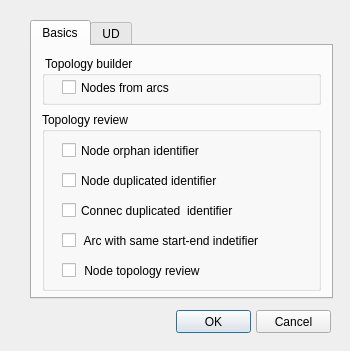
Giswater/giswater_qgis_plugin, file ui/topology_tools.ui: the form before one commit.
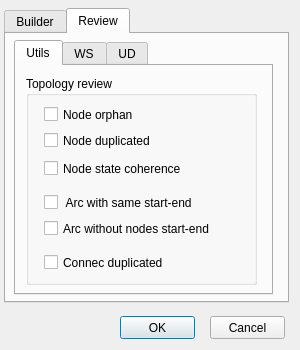
The form after the commit.

```diff
--- a/ui/topology_tools.ui
+++ b/ui/topology_tools.ui
@@ -6,8 +6,8 @@
    <rect>
     <x>0</x>
     <y>0</y>
-    <width>350</width>
-    <height>351</height>
+    <width>300</width>
+    <height>350</height>
    </rect>
   </property>
   <property name="windowTitle">
@@ -16,8 +16,8 @@
   <widget class="QPushButton" name="btn_accept">
    <property name="geometry">
     <rect>
-     <x>176</x>
-     <y>310</y>
+     <x>120</x>
+     <y>316</y>
      <width>75</width>
      <height>23</height>
     </rect>
@@ -29,8 +29,8 @@
   <widget class="QPushButton" name="btn_cancel">
    <property name="geometry">
     <rect>
-     <x>256</x>
-     <y>310</y>
+     <x>210</x>
+     <y>316</y>
      <width>75</width>
      <height>23</height>
     </rect>
@@ -42,32 +42,32 @@
   <widget class="QTabWidget" name="tab_main">
    <property name="geometry">
     <rect>
-     <x>30</x>
-     <y>20</y>
-     <width>303</width>
-     <height>279</height>
+     <x>4</x>
+     <y>8</y>
+     <width>285</width>
+     <height>295</height>
     </rect>
    </property>
    <property name="currentIndex">
-    <number>0</number>
+    <number>1</number>
    </property>
-   <widget class="QWidget" name="tab">
+   <widget class="QWidget" name="tab_3">
     <attribute name="title">
-     <string>Basics</string>
+     <string>Builder</string>
     </attribute>
-    <widget class="QGroupBox" name="groupBox">
+    <widget class="QGroupBox" name="groupBox_7">
      <property name="geometry">
       <rect>
-       <x>10</x>
-       <y>10</y>
-       <width>279</width>
-       <height>49</height>
+       <x>12</x>
+       <y>14</y>
+       <width>255</width>
+       <height>245</height>
       </rect>
      </property>
      <property name="title">
       <string> Topology builder</string>
      </property>
-     <widget class="QCheckBox" name="check_arc_same_startend_4">
+     <widget class="QCheckBox" name="create_nodes_from_arcs">
       <property name="geometry">
        <rect>
         <x>20</x>
@@ -77,129 +77,194 @@
        </rect>
       </property>
       <property name="text">
-       <string>Nodes from arcs</string>
+       <string>Node creation from arcs</string>
       </property>
      </widget>
     </widget>
-    <widget class="QGroupBox" name="groupBox_2">
+   </widget>
+   <widget class="QWidget" name="tab_4">
+    <attribute name="title">
+     <string>Review</string>
+    </attribute>
+    <widget class="QTabWidget" name="tab_review">
+     <property name="geometry">
+      <rect>
+       <x>8</x>
+       <y>6</y>
+       <width>259</width>
+       <height>255</height>
+      </rect>
+     </property>
+     <property name="currentIndex">
+      <number>0</number>
+     </property>
+     <widget class="QWidget" name="tab_7">
+      <attribute name="title">
+       <string>Utils</string>
+      </attribute>
+      <widget class="QGroupBox" name="groupBox_5">
      <property name="geometry">
       <rect>
        <x>10</x>
-       <y>66</y>
-       <width>279</width>
-       <height>179</height>
+         <y>10</y>
+         <width>231</width>
+         <height>209</height>
       </rect>
      </property>
      <property name="title">
       <string>Topology review</string>
      </property>
-     <widget class="QCheckBox" name="check_topology_repair_3">
+       <widget class="QCheckBox" name="check_node_duplicated">
       <property name="geometry">
        <rect>
-        <x>20</x>
-        <y>150</y>
-        <width>241</width>
+          <x>18</x>
+          <y>56</y>
+          <width>183</width>
         <height>17</height>
        </rect>
       </property>
       <property name="text">
-       <string> Node topology review</string>
-      </property>
-     </widget>
-     <widget class="QCheckBox" name="check_connec_duplicated_3">
+         <string>Node duplicated</string>
+        </property>
+       </widget>
+       <widget class="QCheckBox" name="check_arc_same_start_end">
       <property name="geometry">
        <rect>
-        <x>20</x>
-        <y>90</y>
-        <width>221</width>
+          <x>18</x>
+          <y>118</y>
+          <width>173</width>
         <height>17</height>
        </rect>
       </property>
       <property name="text">
-       <string>Connec duplicated  identifier</string>
-      </property>
-     </widget>
-     <widget class="QCheckBox" name="check_node_duplicated_3">
+         <string> Arc with same start-end</string>
+        </property>
+       </widget>
+       <widget class="QCheckBox" name="check_node_orphan">
       <property name="geometry">
        <rect>
-        <x>20</x>
-        <y>60</y>
-        <width>231</width>
-        <height>17</height>
-       </rect>
-      </property>
-      <property name="text">
-       <string>Node duplicated identifier</string>
-      </property>
-     </widget>
-     <widget class="QCheckBox" name="check_arc_same_startend_3">
-      <property name="geometry">
-       <rect>
-        <x>20</x>
-        <y>120</y>
-        <width>241</width>
-        <height>17</height>
-       </rect>
-      </property>
-      <property name="text">
-       <string> Arc with same start-end indetifier</string>
-      </property>
-     </widget>
-     <widget class="QCheckBox" name="check_node_orphan_3">
-      <property name="geometry">
-       <rect>
-        <x>20</x>
+          <x>18</x>
         <y>30</y>
-        <width>251</width>
+          <width>165</width>
         <height>17</height>
        </rect>
       </property>
       <property name="text">
-       <string>Node orphan identifier</string>
-      </property>
-     </widget>
-    </widget>
-   </widget>
-   <widget class="QWidget" name="tab_2">
+         <string>Node orphan</string>
+        </property>
+       </widget>
+       <widget class="QCheckBox" name="check_arcs_without_nodes_start_end">
+        <property name="geometry">
+         <rect>
+          <x>18</x>
+          <y>144</y>
+          <width>171</width>
+          <height>17</height>
+         </rect>
+        </property>
+        <property name="text">
+         <string>Arc without nodes start-end</string>
+        </property>
+       </widget>
+       <widget class="QCheckBox" name="check_node_state_coherence">
+        <property name="geometry">
+         <rect>
+          <x>18</x>
+          <y>84</y>
+          <width>171</width>
+          <height>17</height>
+         </rect>
+        </property>
+        <property name="text">
+         <string>Node state coherence</string>
+        </property>
+       </widget>
+       <widget class="QCheckBox" name="check_connec_duplicated">
+        <property name="geometry">
+         <rect>
+          <x>18</x>
+          <y>178</y>
+          <width>177</width>
+          <height>17</height>
+         </rect>
+        </property>
+        <property name="text">
+         <string>Connec duplicated</string>
+        </property>
+       </widget>
+      </widget>
+     </widget>
+     <widget class="QWidget" name="tab">
+      <attribute name="title">
+       <string>WS</string>
+      </attribute>
+      <widget class="QGroupBox" name="groupBox_8">
+       <property name="geometry">
+        <rect>
+         <x>10</x>
+         <y>10</y>
+         <width>231</width>
+         <height>221</height>
+        </rect>
+       </property>
+       <property name="title">
+        <string>Topology review</string>
+       </property>
+       <widget class="QCheckBox" name="check_topology_coherence">
+        <property name="geometry">
+         <rect>
+          <x>16</x>
+          <y>28</y>
+          <width>169</width>
+          <height>17</height>
+         </rect>
+        </property>
+        <property name="text">
+         <string> Node topology coherence</string>
+        </property>
+       </widget>
+      </widget>
+     </widget>
+     <widget class="QWidget" name="tab_8">
     <attribute name="title">
      <string>UD</string>
     </attribute>
-    <widget class="QGroupBox" name="groupBox_3">
+      <widget class="QGroupBox" name="groupBox_6">
      <property name="geometry">
       <rect>
        <x>10</x>
        <y>10</y>
-       <width>275</width>
-       <height>233</height>
+         <width>237</width>
+         <height>223</height>
       </rect>
      </property>
      <property name="title">
-      <string>Review</string>
-     </property>
-     <widget class="QCheckBox" name="check_node_sink_4">
+        <string>Topology Review</string>
+       </property>
+       <widget class="QCheckBox" name="check_arc_exit_upper_arc_entry">
       <property name="geometry">
        <rect>
         <x>18</x>
         <y>86</y>
-        <width>241</width>
+          <width>183</width>
         <height>17</height>
        </rect>
       </property>
       <property name="text">
-       <string>Arcs sortint més alts que tubs</string>
-      </property>
-     </widget>
-     <widget class="QCheckBox" name="check_node_sink_3">
+         <string>Arc exit upper arc entry (on node)</string>
+        </property>
+       </widget>
+       <widget class="QCheckBox" name="check_node_flow_regulator">
       <property name="geometry">
        <rect>
         <x>18</x>
-        <y>56</y>
-        <width>241</width>
+          <y>54</y>
+          <width>179</width>
         <height>17</height>
        </rect>
       </property>
       <property name="text">
-       <string>Nodes sospitosos de ser reguladors</string>
+         <string>Node with flow regulator</string>
       </property>
      </widget>
      <widget class="QCheckBox" name="check_node_sink">
@@ -207,52 +272,41 @@
        <rect>
         <x>18</x>
         <y>26</y>
-        <width>241</width>
+          <width>181</width>
         <height>20</height>
        </rect>
       </property>
       <property name="text">
-       <string>Node sink identifier</string>
-      </property>
-     </widget>
-     <widget class="QCheckBox" name="check_node_sink_5">
+         <string>Node sink </string>
+        </property>
+       </widget>
+       <widget class="QCheckBox" name="check_arc_intersection_without_node">
       <property name="geometry">
        <rect>
         <x>18</x>
-        <y>116</y>
-        <width>241</width>
+          <y>114</y>
+          <width>181</width>
         <height>17</height>
        </rect>
       </property>
       <property name="text">
-       <string>Ars interseccionats</string>
-      </property>
-     </widget>
-     <widget class="QCheckBox" name="check_node_sink_6">
+         <string>Arc intersection (different level)</string>
+        </property>
+       </widget>
+       <widget class="QCheckBox" name="check_inverted_arcs">
       <property name="geometry">
        <rect>
         <x>18</x>
-        <y>146</y>
-        <width>241</width>
+          <y>144</y>
+          <width>179</width>
         <height>17</height>
        </rect>
       </property>
       <property name="text">
-       <string>Ars girats</string>
-      </property>
-     </widget>
-     <widget class="QCheckBox" name="check_node_sink_7">
-      <property name="geometry">
-       <rect>
-        <x>18</x>
-        <y>174</y>
-        <width>241</width>
-        <height>17</height>
-       </rect>
-      </property>
-      <property name="text">
-       <string>Arcs que no tenen algun node inici o fi</string>
-      </property>
+         <string>Arc inverted</string>
+        </property>
+       </widget>
+      </widget>
      </widget>
     </widget>
    </widget>
```
Lines whose indentation alone changed are shown as unchanged.
